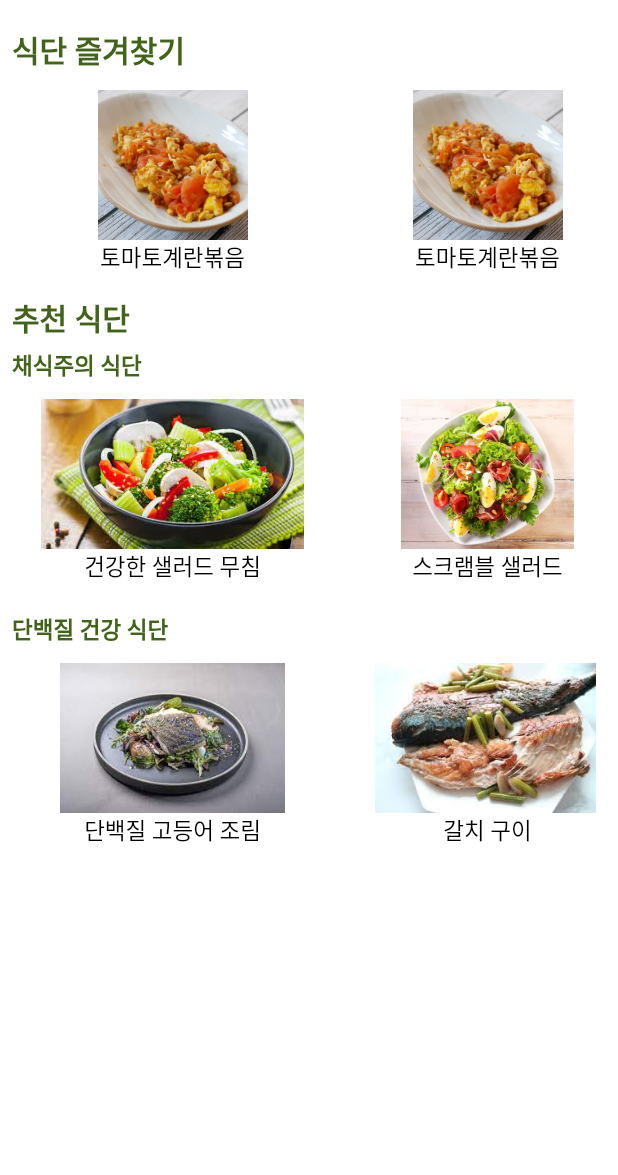
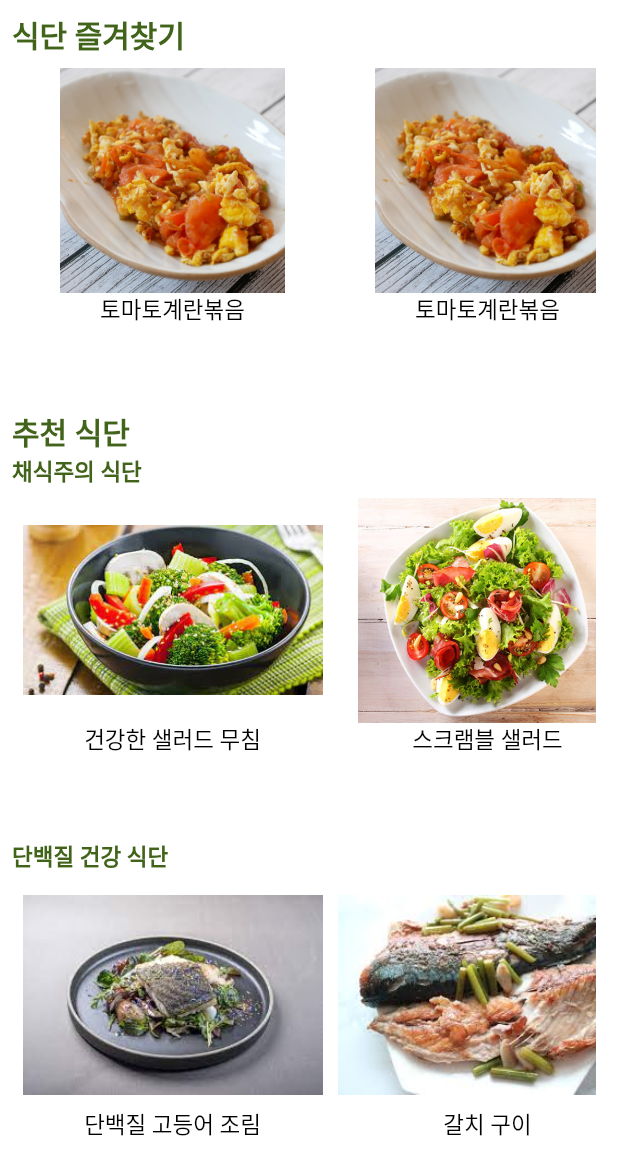
Before and after one commit to sikcal/sikcal_app, a Flutter app: the MyDietMainView screen opened directly, on a phone screen of 412 x 824 dp. Shown: the top 1175 px of the screen. Run offline on Flutter 3.47's test engine with Material 2 defaults, Android fonts, the phone set to English and light mode, and no system bars; our stand-ins replace flutter_riverpod, font_awesome_flutter, image_picker, liquid_progress_indicator, scroll_date_picker; missing offline and left inert: bottom_bar.

Commit message:
fix mydiet page - expanded widget

```diff
--- a/lib/components/box_slider.dart
+++ b/lib/components/box_slider.dart
@@ -16,7 +16,7 @@ class BoxSlider extends StatelessWidget {
             crossAxisAlignment: CrossAxisAlignment.start,
             children: <Widget>[
               Container(
-                  height: 130,
+                  height: 180,
                   child: ListView(
                     scrollDirection: Axis.horizontal,
                     children: makeBoxImages(context, diets),
@@ -49,7 +49,7 @@ List<Widget> makeBoxImages(BuildContext context, List<Diet> diets) {
               alignment: Alignment.centerLeft,
               child: Column(
                 children: [
-                  Image.asset('images/' + diets[i].pictureuri, width: 200, height: 100),
+                  Image.asset('images/' + diets[i].pictureuri, width: 200, height: 150),
                   Text(diets[i].menu)
                 ],
               ),
--- a/lib/main.dart
+++ b/lib/main.dart
@@ -1,5 +1,6 @@
 import 'package:flutter/material.dart';
 import 'package:flutter_riverpod/flutter_riverpod.dart';
+import 'package:sikcal/screen/mydiet/mydiet_main_view.dart';
 import 'package:sikcal/screen/welcome/welcome_screen.dart';
 import 'package:sikcal/data/constants.dart';
 import 'package:sikcal/screens/auth/auth_gate.dart';
@@ -29,7 +30,7 @@ class _MyAppState extends State<MyApp> {
             textTheme: TextTheme(
               bodyText2: kDefaultTextStyle,
             )),
-        home: Main(),
+        home: MyDietMainView(),
       ),
     );
   }
--- a/lib/screen/mydiet/mydiet_main_view.dart
+++ b/lib/screen/mydiet/mydiet_main_view.dart
@@ -115,39 +115,42 @@ class _MyDietMainView extends ConsumerState<MyDietMainView> {
         child: Column(
             crossAxisAlignment: CrossAxisAlignment.start,
             children: <Widget> [
-              SizedBox(height: 10),
               const Text('식단 즐겨찾기',
                   style: TextStyle(
                     color: Color(0xff41631A),
                     fontWeight: FontWeight.bold,
                     fontSize: 20.0,
                   )),
-              SizedBox(height: 5),
-              BoxSlider(diets: diets),
+              Expanded(
+                flex: 1,
+                child: BoxSlider(diets: diets),
+              ),
               const Text('추천 식단',
                   style: TextStyle(
                     color: Color(0xff41631A),
                     fontWeight: FontWeight.bold,
                     fontSize: 20.0,
                   )),
-              SizedBox(height: 5),
               const Text('채식주의 식단',
                   style: TextStyle(
                     color: Color(0xff41631A),
                     fontWeight: FontWeight.bold,
                     fontSize: 15.0,
                   )),
-              SizedBox(height: 5),
-              BoxSlider(diets: recomend_diets_planA),
-              SizedBox(height: 5),
+              Expanded(
+                  flex: 1,
+                  child: BoxSlider(diets: recomend_diets_planA),
+              ),
               const Text('단백질 건강 식단',
                   style: TextStyle(
                     color: Color(0xff41631A),
                     fontWeight: FontWeight.bold,
                     fontSize: 15.0,
                   )),
-              SizedBox(height: 5),
-              BoxSlider(diets: recomend_diets_planB),
+              Expanded(
+                  flex: 1,
+                  child: BoxSlider(diets: recomend_diets_planB),
+              ),
             ]
         ),
       ),
```
Also changed, not shown: images/background.jpg (added).
